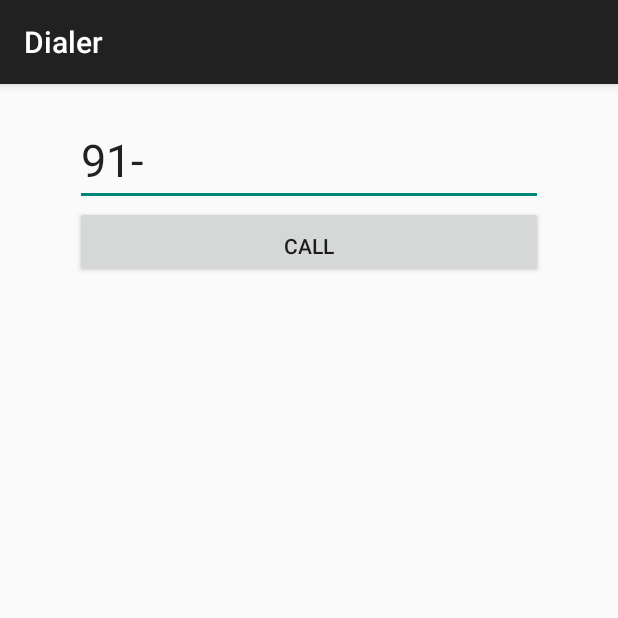
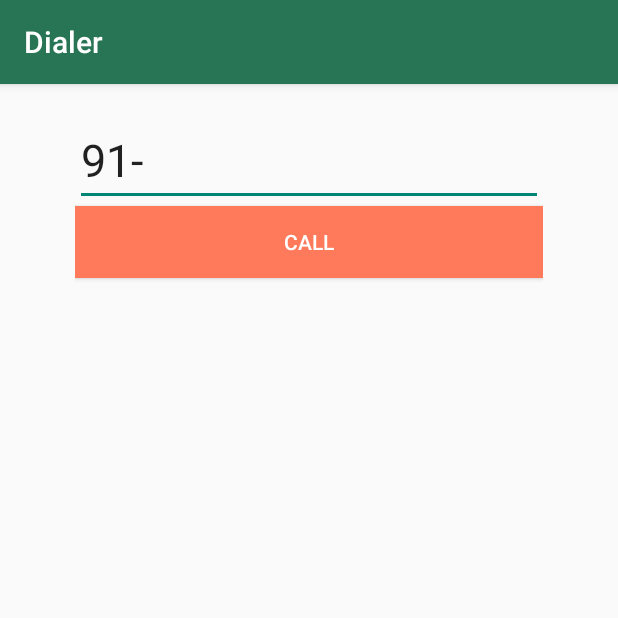
Before and after one commit to sridhar6668/Android-MyDial91, an Android app: the NumberPadActivity screen opened directly, with no data from a screen before it, on a phone screen of 412 x 824 dp, the top half of it. Run offline under Robolectric (Android 15) with nearby library versions, the phone set to English and light mode, and no system bars.

Commit message:
Published version 1

```diff
--- a/Internationalcall/app/build.gradle
+++ b/Internationalcall/app/build.gradle
@@ -5,7 +5,7 @@ android {
     buildToolsVersion "22.0.1"
 
     defaultConfig {
-        applicationId "com.example.root.internationalcall"
+        applicationId "com.leanhippo.root.mydial91"
         minSdkVersion 15
         targetSdkVersion 22
         versionCode 1
--- a/Internationalcall/app/src/main/java/com/example/root/internationalcall/NumberPadActivity.java
+++ b/Internationalcall/app/src/main/java/com/example/root/internationalcall/NumberPadActivity.java
@@ -1,6 +1,8 @@
 package com.example.root.internationalcall;
 
 import android.content.Intent;
+import android.graphics.Color;
+import android.graphics.drawable.ColorDrawable;
 import android.net.Uri;
 import android.support.v7.app.ActionBarActivity;
 import android.os.Bundle;
@@ -20,6 +22,9 @@ public class NumberPadActivity extends ActionBarActivity {
     protected void onCreate(Bundle savedInstanceState) {
         super.onCreate(savedInstanceState);
         setContentView(R.layout.activity_number_pad);
+
+        ColorDrawable colorDrawable = new ColorDrawable(Color.parseColor("#277554"));
+        getSupportActionBar().setBackgroundDrawable(colorDrawable);
 
         EditText et = (EditText) findViewById(R.id.numberPad);
         et.setSelection(et.getText().length());
--- a/Internationalcall/app/src/main/res/layout/activity_number_pad.xml
+++ b/Internationalcall/app/src/main/res/layout/activity_number_pad.xml
@@ -23,10 +23,11 @@
     <Button
         android:layout_width="match_parent"
         android:layout_height="wrap_content"
-        android:paddingTop="15dp"
         android:text="Call"
         android:id="@+id/callButton"
         android:layout_below="@+id/numberPad"
         android:layout_centerHorizontal="true"
-        android:onClick="makeCallView"/>
+        android:onClick="makeCallView"
+        android:textColor="#ffffff"
+        android:background="#ff7a5a"/>
 </RelativeLayout>
--- a/Internationalcall/app/src/main/res/layout/activity_select_contacts.xml
+++ b/Internationalcall/app/src/main/res/layout/activity_select_contacts.xml
@@ -13,7 +13,9 @@
         android:layout_height="wrap_content"
         android:id="@+id/contactsListView"
         android:layout_alignParentRight="true"
-        android:layout_alignParentEnd="true" />
+        android:layout_alignParentEnd="true"
+        android:divider="@android:color/transparent"
+        />
 
     <ImageButton
         android:layout_width="60dp"
```
Also changed, not shown: Internationalcall/app/src/main/java/com/example/root/internationalcall/SelectContactsActivity.java (+8 -4 lines), Internationalcall/app/src/main/res/drawable/num_pad.png, 1 other file.
